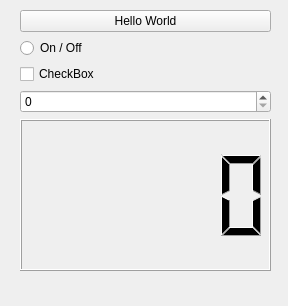
Above: testPlugin/TestPlugin.ui from AndersEllinge/Bachelor-F17 before the change. Below: the same form after it.
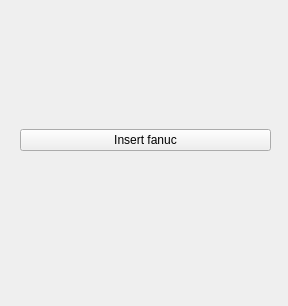
That is the form after the change.

Commit message: Added new test plugin for added multiple of same

```diff
--- a/testPlugin/TestPlugin.ui
+++ b/testPlugin/TestPlugin.ui
@@ -27,36 +27,10 @@
      <item>
       <widget class="QPushButton" name="helloWorldBtn">
        <property name="text">
-        <string>Hello World</string>
+        <string>Insert fanuc</string>
        </property>
       </widget>
      </item>
-     <item>
-      <widget class="QRadioButton" name="onOffRadio">
-       <property name="layoutDirection">
-        <enum>Qt::LeftToRight</enum>
-       </property>
-       <property name="text">
-        <string>On / Off</string>
-       </property>
-       <property name="autoRepeat">
-        <bool>false</bool>
-       </property>
-      </widget>
-     </item>
-     <item>
-      <widget class="QCheckBox" name="checkBox">
-       <property name="text">
-        <string>CheckBox</string>
-       </property>
-      </widget>
-     </item>
-     <item>
-      <widget class="QSpinBox" name="spinBox"/>
-     </item>
-     <item>
-      <widget class="QLCDNumber" name="lcdNumber"/>
-     </item>
     </layout>
    </widget>
   </widget>
```
Left out of the diff: 2 changed lines with no effect on the pictures. The commit also changes 28 other files.
